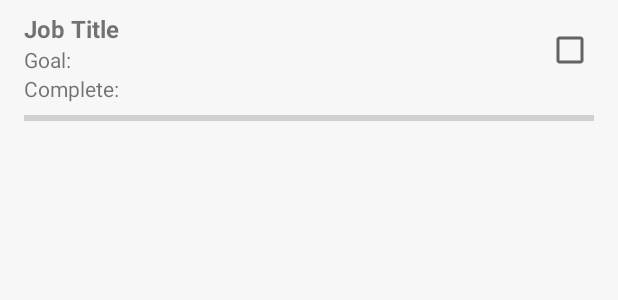
After one commit to stereoVibe/theWayOfTheTurtles, an Android app: the layout item_sub_goal_job.xml on its own in the app's theme, with its tools: preview values and no code run, on a phone screen of 412 x 824 dp. The commit adds this screen. Shown: the top 300 px of the screen. Run offline under Robolectric (Android 15) with nearby library versions, the phone set to English and light mode, and no system bars.

Commit message:
All functions of subGoals list is introduced.

```diff
--- a/app/src/main/java/io/sokolvault13/biggoals/Model/Task.java
+++ b/app/src/main/java/io/sokolvault13/biggoals/Model/Task.java
@@ -11,7 +11,7 @@ public class Task extends Intention implements Performable{
 
     @DatabaseField(generatedId = true, canBeNull = false, index = true)
     protected int id;
-    @DatabaseField (canBeNull = false)
+    @DatabaseField (canBeNull = true)
     private String title;
     @DatabaseField
     private String description;
@@ -62,12 +62,12 @@ public class Task extends Intention implements Performable{
 
     @Override
     public String getTitle() {
-        return null;
+        return title;
     }
 
     @Override
     public void setTitle(String title) {
-
+        this.title = title;
     }
 
     @Override
--- a/app/src/main/res/layout/activity_sub_goals_list.xml
+++ b/app/src/main/res/layout/activity_sub_goals_list.xml
@@ -114,9 +114,11 @@
     </android.support.design.widget.AppBarLayout>
 
     <FrameLayout xmlns:android="http://schemas.android.com/apk/res/android"
+                 android:layout_marginTop="20dp"
                  android:id="@+id/fragmentContainer"
                  android:layout_width="match_parent"
-                 android:layout_height="match_parent"/>
+                 android:layout_height="match_parent"
+                 app:layout_behavior="@string/appbar_scrolling_view_behavior"/>
 
 
     <android.support.design.widget.FloatingActionButton
--- /dev/null
+++ b/app/src/main/res/layout/item_sub_goal_job.xml
@@ -0,0 +1,84 @@
+<?xml version="1.0" encoding="utf-8"?>
+<RelativeLayout xmlns:android="http://schemas.android.com/apk/res/android"
+              android:layout_width="match_parent"
+              android:layout_height="wrap_content"
+                android:paddingLeft="16dp"
+                android:paddingStart="16dp"
+                android:paddingRight="16dp"
+                android:paddingEnd="16dp"
+                android:paddingTop="8dp"
+                android:paddingBottom="8dp">
+
+    <TextView
+        android:layout_width="wrap_content"
+        android:layout_height="wrap_content"
+        android:textSize="16sp"
+        android:text="Job Title"
+        android:id="@+id/item_job_title"
+        android:textStyle="bold"
+        android:gravity="left"/>
+
+    <TextView
+        android:layout_width="wrap_content"
+        android:layout_height="wrap_content"
+        android:textAppearance="?android:attr/textAppearanceSmall"
+        android:layout_marginRight="10dp"
+        android:layout_marginEnd="10dp"
+        android:text="Goal:"
+        android:id="@+id/item_goal_title"
+        android:layout_below="@+id/item_job_title"
+        android:layout_alignParentLeft="true"
+        android:layout_alignParentStart="true"/>
+
+    <TextView
+        android:layout_width="wrap_content"
+        android:layout_height="wrap_content"
+        android:textAppearance="?android:attr/textAppearanceSmall"
+        android:layout_marginRight="10dp"
+        android:layout_marginEnd="10dp"
+        android:text="Complete:"
+        android:id="@+id/item_complete_title"
+        android:layout_below="@+id/item_goal_title"
+        android:layout_alignParentLeft="true"
+        android:layout_alignParentStart="true"/>
+
+    <TextView
+        android:layout_width="wrap_content"
+        android:layout_height="wrap_content"
+        android:textAppearance="?android:attr/textAppearanceSmall"
+        android:text=" "
+        android:id="@+id/item_goal"
+        android:layout_above="@+id/item_complete_title"
+        android:layout_toRightOf="@+id/item_goal_title"
+        android:layout_toEndOf="@+id/item_goal_title"/>
+
+    <TextView
+        android:layout_width="wrap_content"
+        android:layout_height="wrap_content"
+        android:textAppearance="?android:attr/textAppearanceSmall"
+        android:text=" "
+        android:id="@+id/item_complete"
+        android:layout_alignTop="@+id/item_complete_title"
+        android:layout_toRightOf="@+id/item_complete_title"
+        android:layout_toEndOf="@+id/item_complete_title"/>
+
+    <CheckBox
+        android:layout_width="wrap_content"
+        android:layout_height="wrap_content"
+        android:id="@+id/checkBox2"
+        android:layout_alignBottom="@+id/item_goal"
+        android:layout_alignParentRight="true"
+        android:layout_alignParentEnd="true"/>
+
+    <ProgressBar
+        style="?android:attr/progressBarStyleHorizontal"
+        android:layout_width="match_parent"
+        android:layout_height="wrap_content"
+        android:id="@+id/progressBar2"
+        android:layout_below="@+id/item_complete_title"
+        android:layout_alignParentLeft="true"
+        android:layout_alignParentStart="true"
+        android:minHeight="20dp"/>
+
+
+</RelativeLayout>
```
Also changed, not shown: app/build.gradle (+8 -8 lines), app/src/main/java/io/sokolvault13/biggoals/Model/Job.java (+20 -0 lines), app/src/main/java/io/sokolvault13/biggoals/SubGoalsListActivity.java (+38 -11 lines), app/src/main/java/io/sokolvault13/biggoals/SubGoalsListFragment.java (+82 -8 lines), app/src/main/res/layout/item_sub_goal_task.xml (added, +32 -0 lines).
